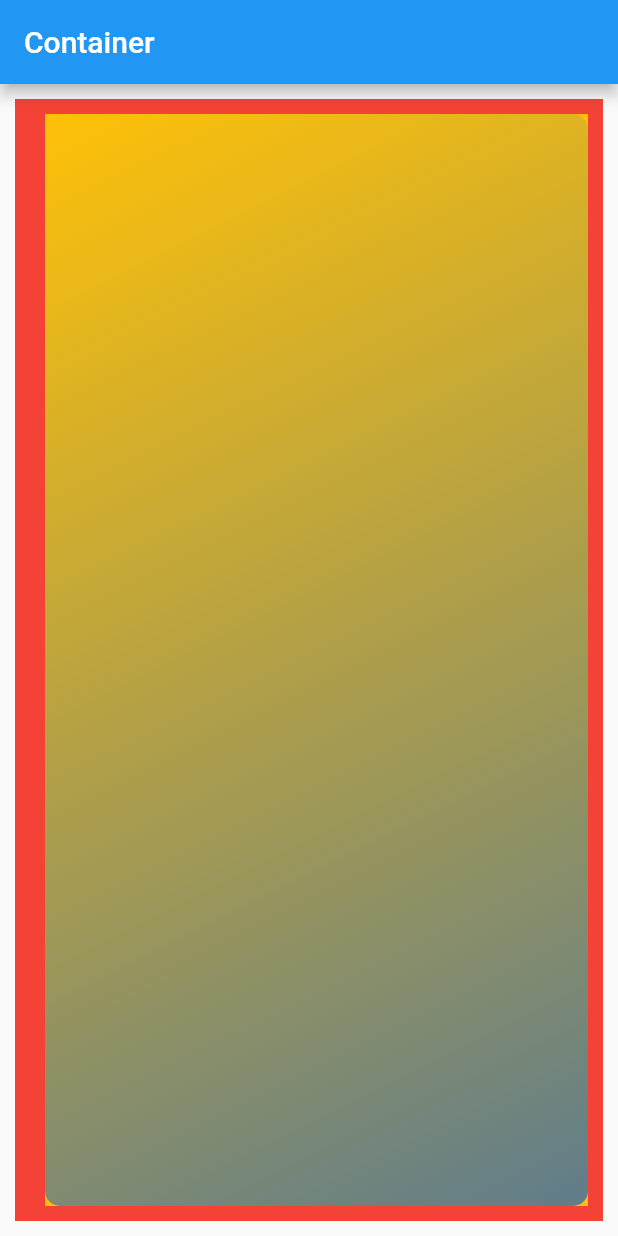
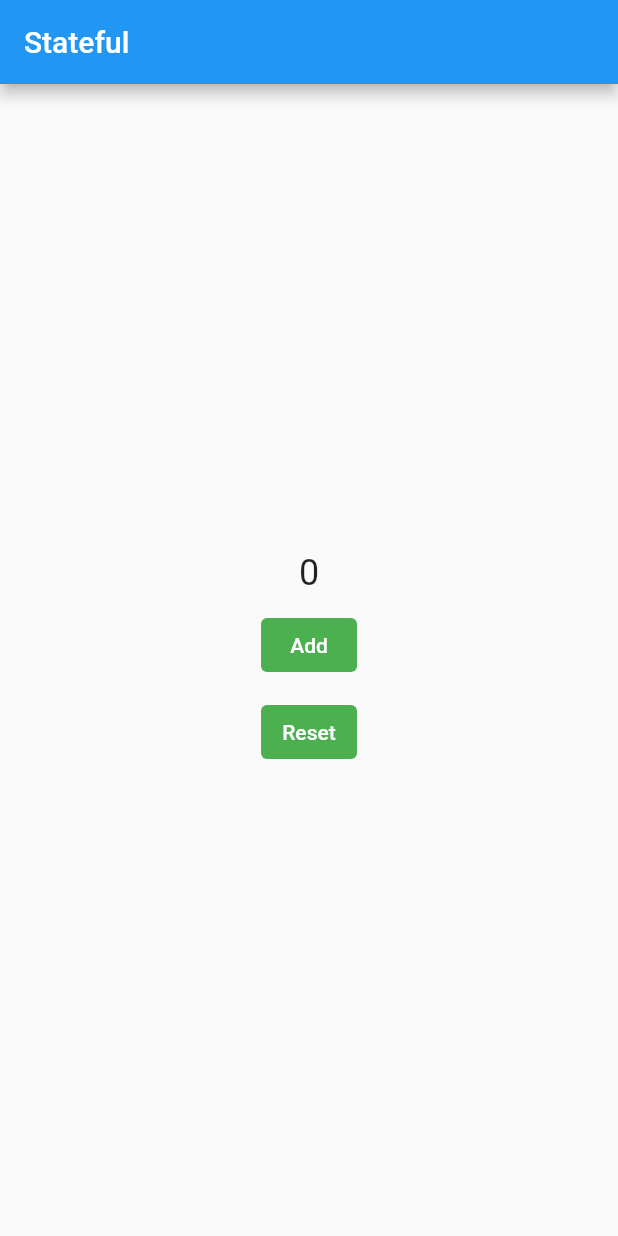
Before and after one commit to zeph1re/FlutterTutorial, a Flutter app: the screen it shows after launch, on a phone screen of 412 x 824 dp. Run offline on Flutter 3.47's test engine with Material 2 defaults, Android fonts, the phone set to English and light mode, and no system bars.

Commit message:
add stateful widget

```diff
--- a/lib/main.dart
+++ b/lib/main.dart
@@ -1,35 +1,63 @@
 import 'package:flutter/material.dart';
 
 void main() {
-  runApp(const MainApp());
+  runApp(const MyApp());
 }
 
-class MainApp extends StatelessWidget {
-  const MainApp({super.key});
+class MyApp extends StatefulWidget {
+  const MyApp({super.key});
+
+  @override
+  State<MyApp> createState() => _MyAppState();
+}
+
+class _MyAppState extends State<MyApp> {
+  int number = 0;
+
+  void pushButton() {
+    // Untuk mengubah tampilan sesuai dengan state yang ada saat ini (Update Hot Reload)
+    setState(() {
+      number++;
+    });
+  }
+
+  void reset() {
+    // Untuk mengubah tampilan sesuai dengan state yang ada saat ini (Update Hot Reload)
+    setState(() {
+      number = 0;
+    });
+  }
 
   @override
   Widget build(BuildContext context) {
     return MaterialApp(
       home: Scaffold(
-        appBar: AppBar(
-          title: const Text("Container"),
-        ),
-        body: Container(
-          color: Colors.red,
-          margin: const EdgeInsets.all(10),
-          padding: const EdgeInsetsDirectional.only(start: 10),
-          child: Container(
-            color: Colors.amber,
-            margin: const EdgeInsets.all(10),
-            child: Container(
-              margin: const EdgeInsets.all(0),
-              decoration: BoxDecoration(
-                  borderRadius: BorderRadius.circular(10),
-                  gradient: const LinearGradient(
-                      begin: Alignment.topLeft,
-                      end: Alignment.bottomRight,
-                      colors: [Colors.amber, Colors.blueGrey])),
-            ),
+        appBar: AppBar(title: const Text("Stateful")),
+        body: Center(
+          child: Column(
+            mainAxisAlignment: MainAxisAlignment.center,
+            children: [
+              Text(number.toString(),
+                  style: TextStyle(fontSize: 24 + number.toDouble())),
+              const SizedBox(height: 10),
+              TextButton(
+                onPressed: pushButton,
+                style: TextButton.styleFrom(
+                    foregroundColor: Colors.white,
+                    backgroundColor: Colors.green),
+                child: const Text(
+                  "Add",
+                ),
+              ),
+              const SizedBox(height: 10),
+              TextButton(
+                onPressed: reset,
+                style: TextButton.styleFrom(
+                    foregroundColor: Colors.white,
+                    backgroundColor: Colors.green),
+                child: const Text("Reset"),
+              ),
+            ],
           ),
         ),
       ),
```
